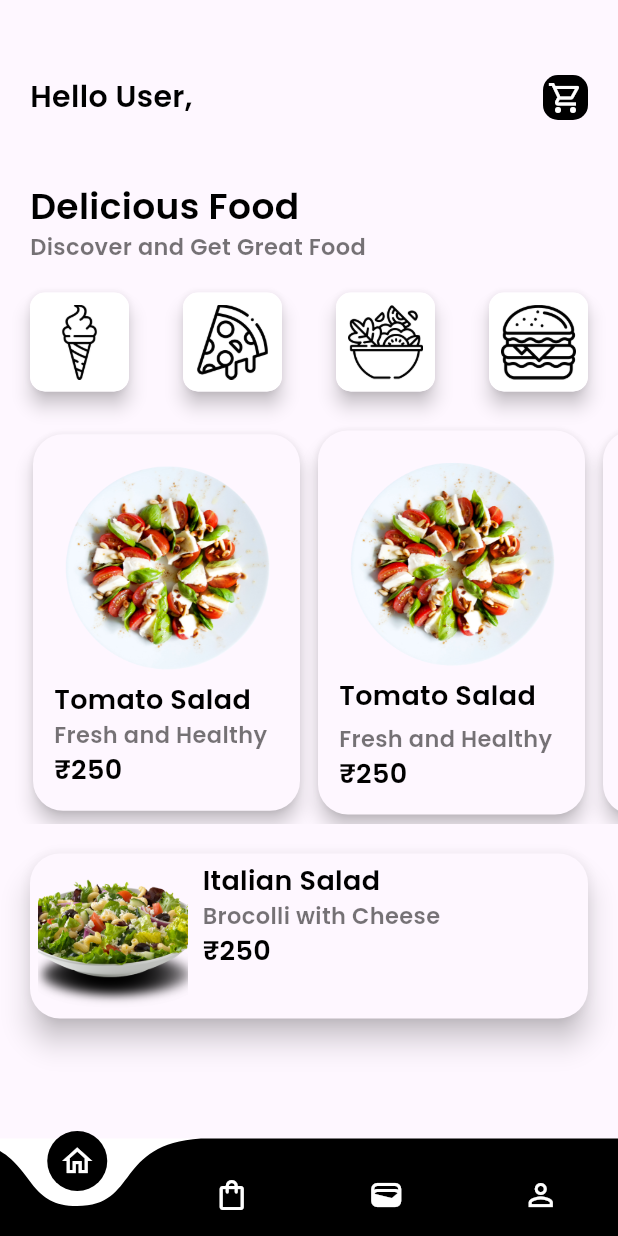
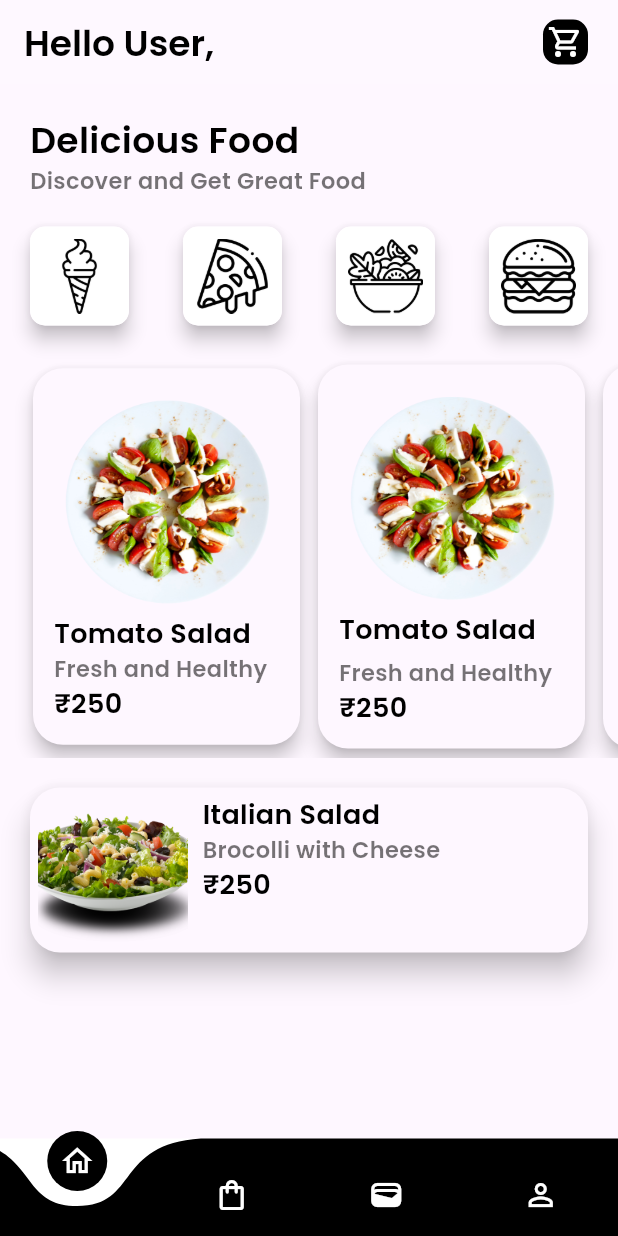
Before and after one commit to Anshuta-Gupta/GroceryApp, a Flutter app: the BottomNav screen opened directly, on a phone screen of 412 x 824 dp. Run offline on Flutter 3.47's test engine with Material 3 defaults, Android fonts, the phone set to English and light mode, and no system bars; drawn by our look-alikes of curved_navigation_bar; our stand-ins replace firebase_auth, firebase_core, shared_preferences; accounts and stored records are empty.

Commit message:
first commit

```diff
--- a/lib/pages/bottomnav.dart
+++ b/lib/pages/bottomnav.dart
@@ -1,6 +1,7 @@
 import 'package:app1/pages/order.dart';
 import 'package:app1/pages/profile.dart';
 import 'package:app1/pages/wallet.dart';
+import 'package:app1/widget/widget_support.dart';
 import 'package:curved_navigation_bar/curved_navigation_bar.dart';
 import 'package:flutter/material.dart';
 
@@ -36,17 +37,25 @@ class _BottomNavState extends State<BottomNav> {
   @override
   Widget build(BuildContext context) {
     return Scaffold(
+      appBar: AppBar(
+        title: Text(
+          _getAppBarTitle(currentTapIndex),
+          style: AppWidget.TitleTextFieldStyle(),
+        ),
+        backgroundColor: Colors.white10,
+        actions: _getAppBarActions(currentTapIndex),
+      ),
       bottomNavigationBar: CurvedNavigationBar(
         height: 65,
         backgroundColor: Colors.white,
         color: Colors.black,
-        animationDuration: Duration(milliseconds: 500),
+        animationDuration: const Duration(milliseconds: 500),
         onTap: (int index) {
           setState(() {
             currentTapIndex = index;
           });
         },
-        items: [
+        items: const [
           Icon(
             Icons.home_outlined,
             color: Colors.white,
@@ -68,4 +77,53 @@ class _BottomNavState extends State<BottomNav> {
       body: pages[currentTapIndex],
     );
   }
+
+  String _getAppBarTitle(int index) {
+    switch (index) {
+      case 0:
+        return 'Hello User,';
+      case 1:
+        return 'Order';
+      case 2:
+        return 'Wallet';
+      case 3:
+        return 'Profile';
+      default:
+        return '';
+    }
+  }
+
+  List<Widget> _getAppBarActions(int index) {
+    switch (index) {
+      case 0: // Home page
+        return [
+          Container(
+            margin: const EdgeInsets.only(right: 20.0),
+            padding: const EdgeInsets.all(3),
+            decoration: BoxDecoration(
+              color: Colors.black,
+              borderRadius: BorderRadius.circular(10),
+            ),
+            child: const Icon(
+              Icons.shopping_cart_outlined,
+              color: Colors.white,
+            ),
+          ),
+        ];
+      case 1: // Order page
+        return [
+          // Add actions specific to the Order page if needed
+        ];
+      case 2: // Wallet page
+        return [
+          // Add actions specific to the Wallet page if needed
+        ];
+      case 3: // Profile page
+        return [
+          // Add actions specific to the Profile page if needed
+        ];
+      default:
+        return [];
+    }
+  }
 }
--- a/lib/pages/forgotpassword.dart
+++ b/lib/pages/forgotpassword.dart
@@ -120,7 +120,7 @@ class _ForgotPasswordState extends State<ForgotPassword> {
                     },
                     child: GestureDetector(
                       onTap: () {
-                        Navigator.push(
+                        Navigator.pushReplacement(
                             context,
                             MaterialPageRoute(
                                 builder: (context) => const LogIn()));
--- a/lib/pages/home.dart
+++ b/lib/pages/home.dart
@@ -1,8 +1,6 @@
 import 'package:app1/pages/details.dart';
 import 'package:app1/widget/widget_support.dart';
-import 'package:flutter/cupertino.dart';
 import 'package:flutter/material.dart';
-import 'package:flutter/widgets.dart';
 
 class Home extends StatefulWidget {
   const Home({super.key});
@@ -18,42 +16,11 @@ class _HomeState extends State<Home> {
     return Scaffold(
       body: Container(
         margin: const EdgeInsets.only(
-          top: 50.0,
+          top: 20.0,
         ),
         child: Column(
           crossAxisAlignment: CrossAxisAlignment.start,
           children: [
-            Row(
-              mainAxisAlignment: MainAxisAlignment.spaceBetween,
-              children: [
-                Container(
-                  margin: const EdgeInsets.only(
-                    left: 20.0,
-                  ),
-                  child: Text(
-                    'Hello User, ',
-                    style: AppWidget.boldTextFieldStyle(),
-                  ),
-                ),
-                Container(
-                  margin: const EdgeInsets.only(
-                    right: 20,
-                    left: 20.0,
-                  ),
-                  padding: const EdgeInsets.all(3),
-                  decoration: BoxDecoration(
-                      color: Colors.black,
-                      borderRadius: BorderRadius.circular(10)),
-                  child: const Icon(
-                    Icons.shopping_cart_outlined,
-                    color: Colors.white,
-                  ),
-                )
-              ],
-            ),
-            const SizedBox(
-              height: 40,
-            ),
             Container(
               padding: const EdgeInsets.only(
                 left: 20.0,
@@ -241,14 +208,14 @@ class _HomeState extends State<Home> {
                 ],
               ),
             ),
-            SizedBox(height: 20),
+            const SizedBox(height: 20),
             Container(
-              margin: EdgeInsets.only(left: 20, right: 20),
+              margin: const EdgeInsets.only(left: 20, right: 20),
               child: Material(
                 elevation: 8.0,
                 borderRadius: BorderRadius.circular(20),
                 child: Container(
-                  padding: EdgeInsets.all(5),
+                  padding: const EdgeInsets.all(5),
                   child: Row(
                     crossAxisAlignment: CrossAxisAlignment.start,
                     children: [
@@ -258,26 +225,26 @@ class _HomeState extends State<Home> {
                         width: 100,
                         fit: BoxFit.cover,
                       ),
-                      SizedBox(
+                      const SizedBox(
                         width: 10,
                       ),
                       Column(
                         children: [
-                          Container(
+                          SizedBox(
                             width: MediaQuery.of(context).size.width / 2,
                             child: Text(
                               "Italian Salad",
                               style: AppWidget.semiboldTextFieldStyle(),
                             ),
                           ),
-                          Container(
+                          SizedBox(
                             width: MediaQuery.of(context).size.width / 2,
                             child: Text(
                               "Brocolli with Cheese ",
                               style: AppWidget.LightTextFieldStyle(),
                             ),
                           ),
-                          Container(
+                          SizedBox(
                             width: MediaQuery.of(context).size.width / 2,
                             child: Text(
                               "₹250",
--- a/lib/pages/signup.dart
+++ b/lib/pages/signup.dart
@@ -216,7 +216,7 @@ class _SignUpState extends State<SignUp> {
                   ),
                   GestureDetector(
                     onTap: () {
-                      Navigator.push(
+                      Navigator.pushReplacement(
                           context,
                           MaterialPageRoute(
                               builder: (context) => const LogIn()));
--- a/lib/widget/widget_support.dart
+++ b/lib/widget/widget_support.dart
@@ -10,6 +10,14 @@ class AppWidget {
   }
 
   static HeadlineTextFieldStyle() {
+    return const TextStyle(
+        color: Colors.black,
+        fontSize: 24,
+        fontWeight: FontWeight.bold,
+        fontFamily: 'Poppins');
+  }
+
+  static TitleTextFieldStyle() {
     return const TextStyle(
         color: Colors.black,
         fontSize: 24,
```
Also changed, not shown: lib/pages/login.dart (+15 -8 lines), lib/pages/onboard.dart (+49 -27 lines), lib/pages/splashscreen.dart (+22 -3 lines), lib/pages/wallet.dart (+38 -9 lines), images/wallet.png (added).
